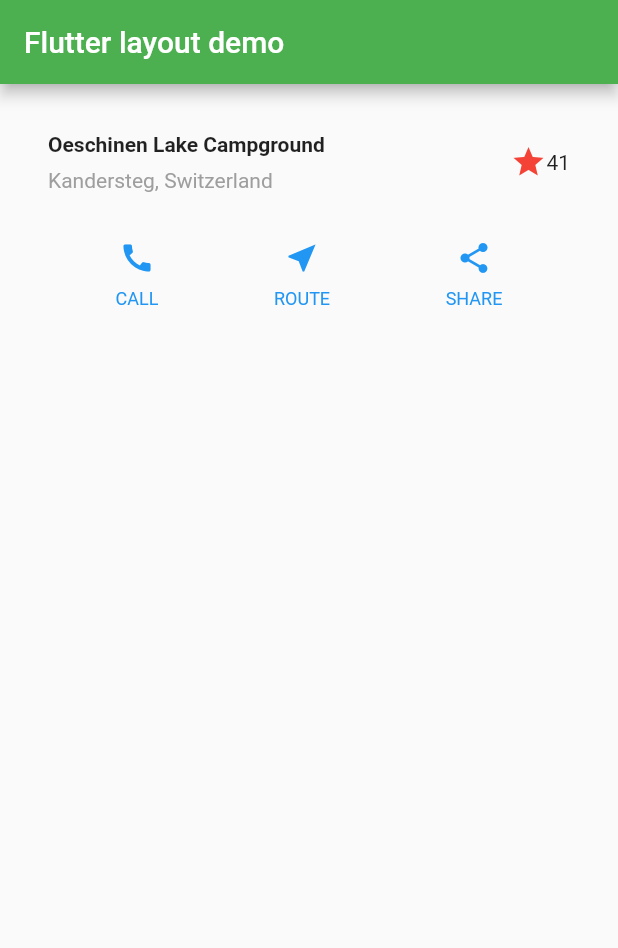
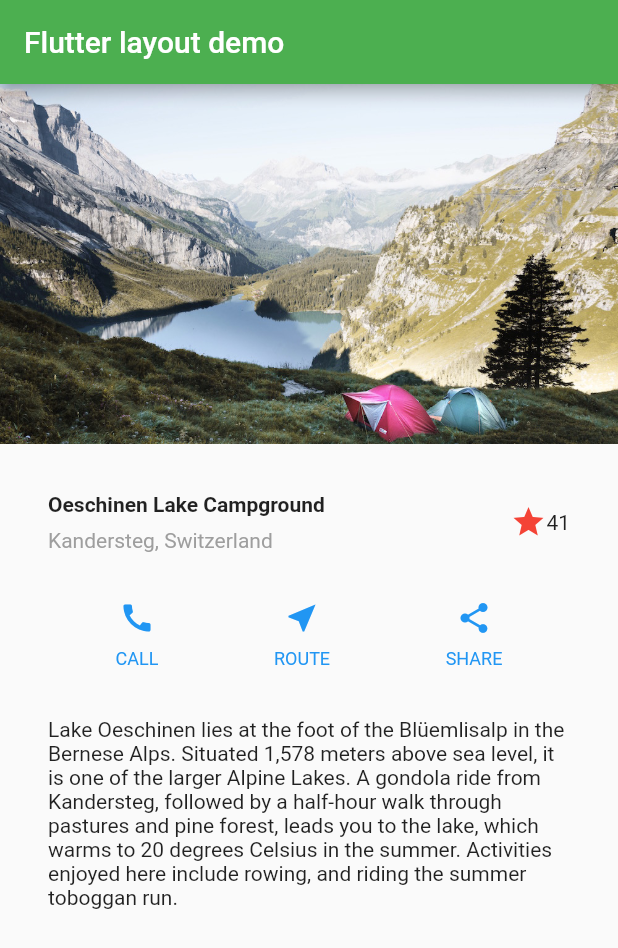
Before and after one commit to ryoNagata001/ryo_flutter_playground, a Flutter app: the screen it shows after launch, on a phone screen of 412 x 824 dp. Shown: the top 948 px of the screen. Run offline on Flutter 3.47's test engine with Material 2 defaults, Android fonts, the phone set to English and light mode, and no system bars.

Commit message:
end of auto layout

```diff
--- a/lib/main.dart
+++ b/lib/main.dart
@@ -10,7 +10,6 @@
   // This widget is the root of your application.
   @override
   Widget build(BuildContext context) {
-
     // タイトル
     Widget titleSection = Container(
         padding: const EdgeInsets.all(32),
@@ -20,11 +19,19 @@
               child: Column(crossAxisAlignment: CrossAxisAlignment.start, children: [
                 Container(
                   padding: const EdgeInsets.only(bottom: 8),
-                  child: const Text('Oeschinen Lake Campground',
+                  child: const Text(
+                    'Oeschinen Lake Campground',
                     style: TextStyle(
                       fontWeight: FontWeight.bold,
-                      ))),
-              Text('Kandersteg, Switzerland', style: TextStyle(color: Colors.grey[500]))
+                    )
+                  )
+                ),
+                Text(
+                  'Kandersteg, Switzerland',
+                  style: TextStyle(
+                    color: Colors.grey[500]
+                  )
+                )
               ]),
             ),
             Icon(
@@ -47,6 +54,20 @@
       ],
     );
 
+    // テキストセクション
+    Widget textSection = const Padding(
+      padding: EdgeInsets.all(32),
+      child: Text(
+        'Lake Oeschinen lies at the foot of the Blüemlisalp in the Bernese '
+        'Alps. Situated 1,578 meters above sea level, it is one of the '
+        'larger Alpine Lakes. A gondola ride from Kandersteg, followed by a '
+        'half-hour walk through pastures and pine forest, leads you to the '
+        'lake, which warms to 20 degrees Celsius in the summer. Activities '
+        'enjoyed here include rowing, and riding the summer toboggan run.',
+        softWrap: true,
+      ),
+    );
+
     return MaterialApp(
       title: 'Flutter layout demo',
       theme: ThemeData(
@@ -56,14 +77,24 @@
         appBar: AppBar(
           title: const Text('Flutter layout demo')
         ),
-            body: Column(
+        body: ListView(
           children: [
+            Image.asset(
+              'images/lake.jpeg',
+              width: 600,
+              height: 240,
+              fit: BoxFit.cover,
+            ),
             titleSection,
             buttonSection,
+            textSection,
           ],
-            )));
+        )
+      )
+    );
   }
 
+  // ボタンカラム
   Column _buildButtonColumn(Color color, IconData icon, String label) {
     return Column(
       mainAxisSize: MainAxisSize.min,
```
Also changed, not shown: pubspec.yaml (+47 -47 lines), images/lake.jpeg (added). Lines whose indentation alone changed are shown as unchanged.
